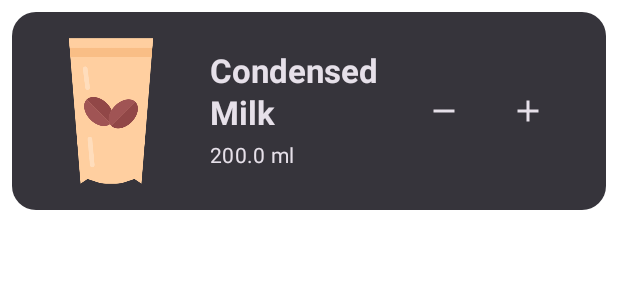
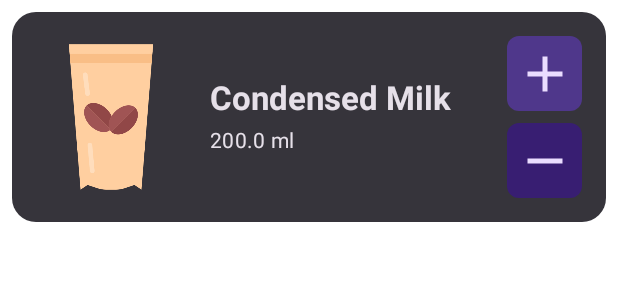
Before and after one commit to alerone/Coffee, an Android app built with Jetpack Compose: the @Preview function PreviewInventoryCard, on a phone screen of 412 x 824 dp. Shown: the top 300 px of the screen. Run offline under Robolectric (Android 15) with nearby library versions, the light colour scheme and no system bars.

Commit message:
style: bontoncitos bien bonitos ;)

```diff
--- a/app/src/main/java/com/alvarobrivaro/coffee/data/AppInitializer.kt
+++ b/app/src/main/java/com/alvarobrivaro/coffee/data/AppInitializer.kt
@@ -19,9 +19,9 @@ class AppInitializer @Inject constructor(
     private val context: Context
 ) {
     suspend fun seedIfNeeded() {
-        dao.deleteAllRecipeIngredients()
-        dao.deleteAllIngredients()
-        dao.deleteAllRecipes()
+        //dao.deleteAllRecipeIngredients()
+        //dao.deleteAllIngredients()
+        //dao.deleteAllRecipes()
         val ingredientsCount = dao.getIngredientsCount()
 
         if (ingredientsCount == 0) {
--- a/app/src/main/java/com/alvarobrivaro/coffee/ui/inventory/InventoryScreen.kt
+++ b/app/src/main/java/com/alvarobrivaro/coffee/ui/inventory/InventoryScreen.kt
@@ -2,6 +2,7 @@ package com.alvarobrivaro.coffee.ui.inventory
 
 import androidx.annotation.DrawableRes
 import androidx.compose.foundation.Image
+import androidx.compose.foundation.background
 import androidx.compose.foundation.layout.Arrangement
 import androidx.compose.foundation.layout.Box
 import androidx.compose.foundation.layout.Column
@@ -20,20 +21,22 @@ import androidx.compose.foundation.shape.RoundedCornerShape
 import androidx.compose.material.icons.Icons
 import androidx.compose.material.icons.filled.Add
 import androidx.compose.material.icons.filled.Remove
+import androidx.compose.material3.Icon
 import androidx.compose.material3.Card
 import androidx.compose.material3.CircularProgressIndicator
-import androidx.compose.material3.Icon
-import androidx.compose.material3.IconButton
 import androidx.compose.material3.MaterialTheme
 import androidx.compose.material3.Text
+import androidx.compose.material3.Button
+import androidx.compose.material3.ButtonDefaults
+import androidx.compose.material3.IconButton
 import androidx.compose.runtime.Composable
-import androidx.compose.runtime.LaunchedEffect
 import androidx.compose.runtime.getValue
 import androidx.compose.runtime.produceState
 import androidx.compose.runtime.remember
 import androidx.compose.ui.Alignment
 import androidx.compose.ui.Modifier
 import androidx.compose.ui.draw.clip
+import androidx.compose.ui.graphics.Color
 import androidx.compose.ui.res.painterResource
 import androidx.compose.ui.text.font.FontWeight
 import androidx.compose.ui.tooling.preview.Preview
@@ -120,14 +123,8 @@ fun PreviewInventoryCard() {
 }
 
 @Composable
-fun InventoryCard(
-    item: IngredientWithQuantity,
-    onAddClick: (IngredientWithQuantity) -> Unit = {},
-    onRemoveClick: (IngredientWithQuantity) -> Unit = {}
-) {
-    val imageResource = remember(item.ingredient.name) {
-        getImageResourceByIngredient(item.ingredient.name)
-    }
+fun InventoryCard(item: IngredientWithQuantity, onIncrease: () -> Unit = {}, onDecrease: () -> Unit = {}) {
+    val imageResource = remember(item.ingredient.name) { getImageResourceByIngredient(item.ingredient.name) }
 
     Card(
         modifier = Modifier
@@ -157,7 +154,6 @@ fun InventoryCard(
                 Text(
                     text = item.ingredient.name,
                     style = MaterialTheme.typography.titleLarge,
-                    modifier = Modifier.fillMaxWidth(),
                     fontWeight = FontWeight.Bold
                 )
 
@@ -165,33 +161,59 @@ fun InventoryCard(
 
                 Text(
                     text = "${item.quantity} ${item.unit}",
-                    modifier = Modifier.fillMaxWidth(),
                     style = MaterialTheme.typography.bodyMedium
                 )
             }
-            Row(Modifier.weight(1f)) {
-                Spacer(Modifier.width(8.dp))
-                IconButton(onClick = { onRemoveClick(item) }) {
-                    Icon(imageVector = Icons.Default.Remove, contentDescription = "Remove")
+
+            Spacer(modifier = Modifier.width(16.dp))
+
+            Column(
+                horizontalAlignment = Alignment.CenterHorizontally
+            ) {
+                Box(
+                    modifier = Modifier
+                        .size(50.dp)
+                        .clip(RoundedCornerShape(8.dp))
+                        .background(MaterialTheme.colorScheme.primaryContainer),
+                    contentAlignment = Alignment.Center
+                ) {
+                    IconButton(
+                        onClick = onIncrease
+                    ) {
+                        Icon(
+                            imageVector = Icons.Default.Add,
+                            contentDescription = "Increase",
+                            tint = MaterialTheme.colorScheme.onPrimaryContainer,
+                            modifier = Modifier.size(80.dp,80.dp)
+                        )
+                    }
                 }
-                Spacer(modifier = Modifier.width(8.dp))
-                IconButton(onClick = { onAddClick(item) }) {
-                    Icon(imageVector = Icons.Default.Add, contentDescription = "Add")
+
+                Spacer(modifier = Modifier.height(8.dp))
+
+                Box(
+                    modifier = Modifier
+                        .size(50.dp)
+                        .clip(RoundedCornerShape(8.dp))
+                        .background(MaterialTheme.colorScheme.onPrimary),
+                    contentAlignment = Alignment.Center
+                ) {
+                    IconButton(
+                        onClick = onDecrease
+                    ) {
+                        Icon(
+                            imageVector = Icons.Default.Remove,
+                            contentDescription = "Decrease",
+                            tint = MaterialTheme.colorScheme.onPrimaryContainer,
+                            modifier = Modifier.size(80.dp,80.dp)
+                        )
+                    }
                 }
             }
         }
     }
 }
 
-
-/**
- * Returns a random image resource based on the ingredient name.
- * Specific cases for "water", ingredients containing "milk" and
- * "coffee" are handled. Other cases are just random images.
- * @param name The name of the ingredient.
- * @return The corresponding image resource.
- *
- */
 fun getImageResourceByIngredient(name: String): Int {
     return when {
         name.equals("water", ignoreCase = true) -> R.drawable.water
```
